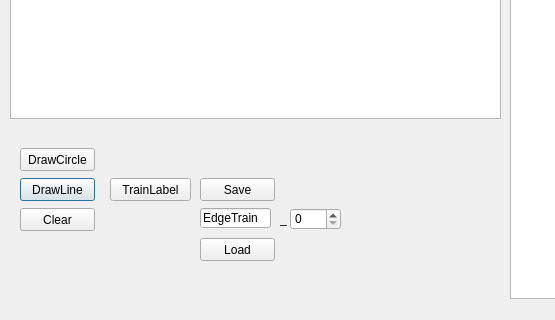
Above: mainWin.ui from alexjean/MakeData before the change; both pictures show x 0 to 555 and y 522 to 842 of the 1243 by 842 pixel window. Below: the same form after it.
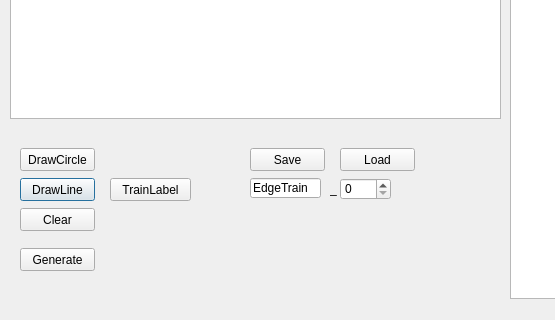
That is the form after the change.

Commit message: 加Generate圖形功能

```diff
--- a/mainWin.ui
+++ b/mainWin.ui
@@ -72,8 +72,8 @@
   <widget class="QPushButton" name="btnSave">
    <property name="geometry">
     <rect>
-     <x>200</x>
-     <y>700</y>
+     <x>250</x>
+     <y>670</y>
      <width>75</width>
      <height>23</height>
     </rect>
@@ -85,8 +85,8 @@
   <widget class="QLineEdit" name="leTrainFileName">
    <property name="geometry">
     <rect>
-     <x>200</x>
-     <y>730</y>
+     <x>250</x>
+     <y>700</y>
      <width>71</width>
      <height>20</height>
     </rect>
@@ -98,8 +98,8 @@
   <widget class="QSpinBox" name="sboxTrainFileName">
    <property name="geometry">
     <rect>
-     <x>290</x>
-     <y>730</y>
+     <x>340</x>
+     <y>700</y>
      <width>51</width>
      <height>22</height>
     </rect>
@@ -111,8 +111,8 @@
   <widget class="QLabel" name="label">
    <property name="geometry">
     <rect>
-     <x>280</x>
-     <y>730</y>
+     <x>330</x>
+     <y>700</y>
      <width>21</width>
      <height>21</height>
     </rect>
@@ -124,8 +124,8 @@
   <widget class="QPushButton" name="btnLoad">
    <property name="geometry">
     <rect>
-     <x>200</x>
-     <y>760</y>
+     <x>340</x>
+     <y>670</y>
      <width>75</width>
      <height>23</height>
     </rect>
@@ -170,6 +170,19 @@
     <string>DrawCircle</string>
    </property>
   </widget>
+  <widget class="QPushButton" name="btnGenerate">
+   <property name="geometry">
+    <rect>
+     <x>20</x>
+     <y>770</y>
+     <width>75</width>
+     <height>23</height>
+    </rect>
+   </property>
+   <property name="text">
+    <string>Generate</string>
+   </property>
+  </widget>
   <zorder>view</zorder>
   <zorder>viewLarge</zorder>
   <zorder>btnClear</zorder>
```
Left out of the diff: 18 changed lines with no effect on the pictures. The commit also changes 3 other files.
